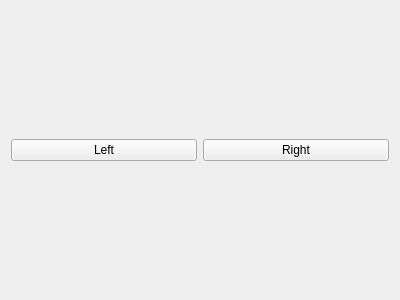
CMIDnavigation/Test, file motorcontrol.ui: the form before one commit.
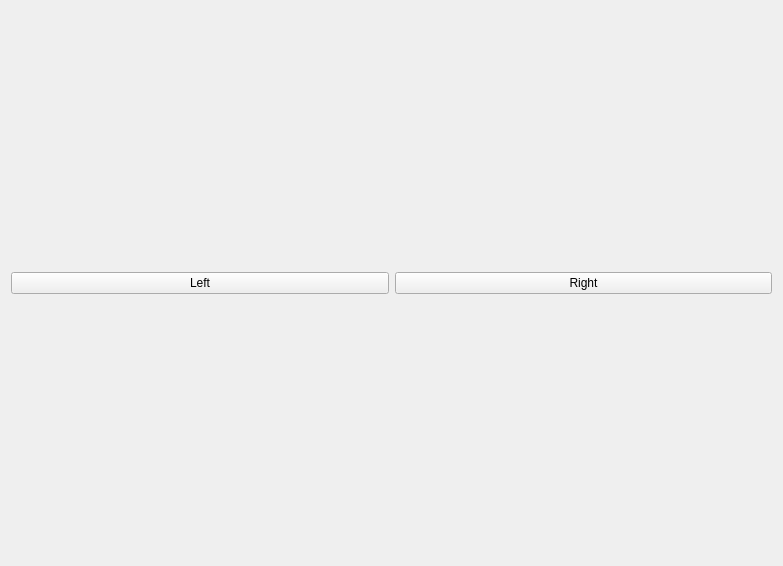
The form after the commit.

Commit message: motor control ui

What changed in the file:
```diff
--- a/motorcontrol.ui
+++ b/motorcontrol.ui
@@ -6,8 +6,8 @@
    <rect>
     <x>0</x>
     <y>0</y>
-    <width>400</width>
-    <height>300</height>
+    <width>783</width>
+    <height>566</height>
    </rect>
   </property>
   <property name="windowTitle">
```
The commit also changes 2 other files.
